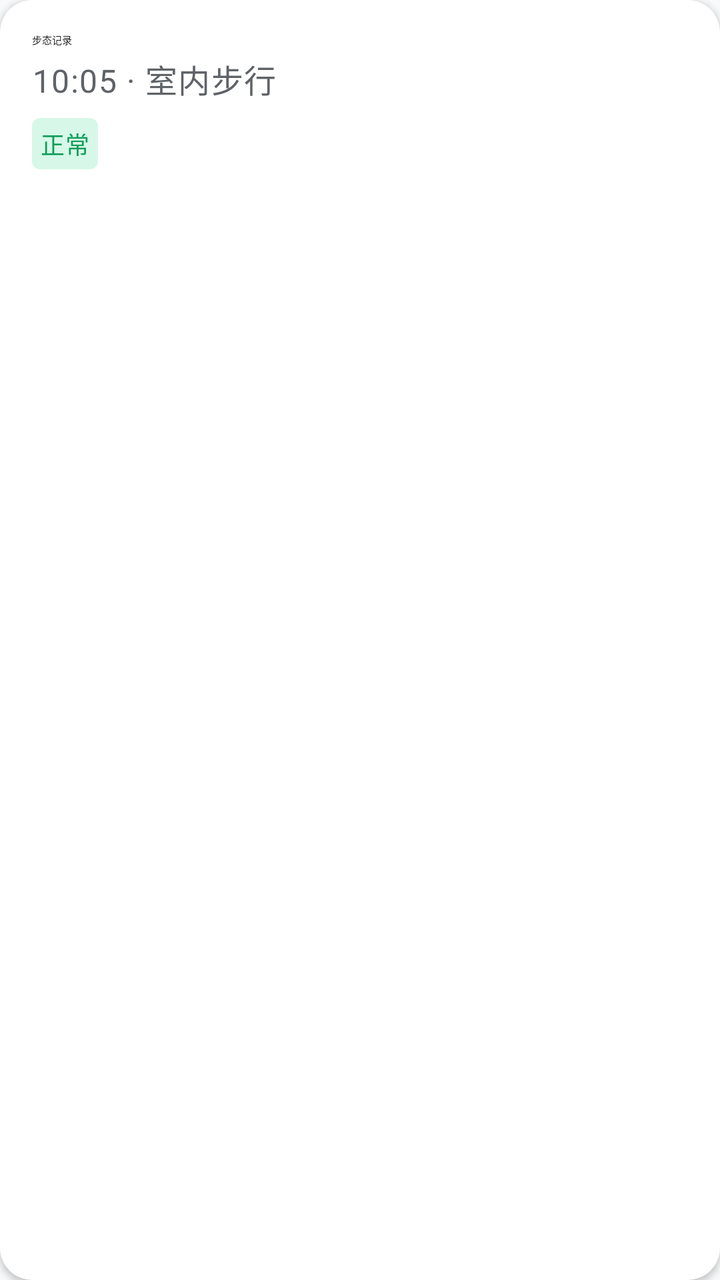
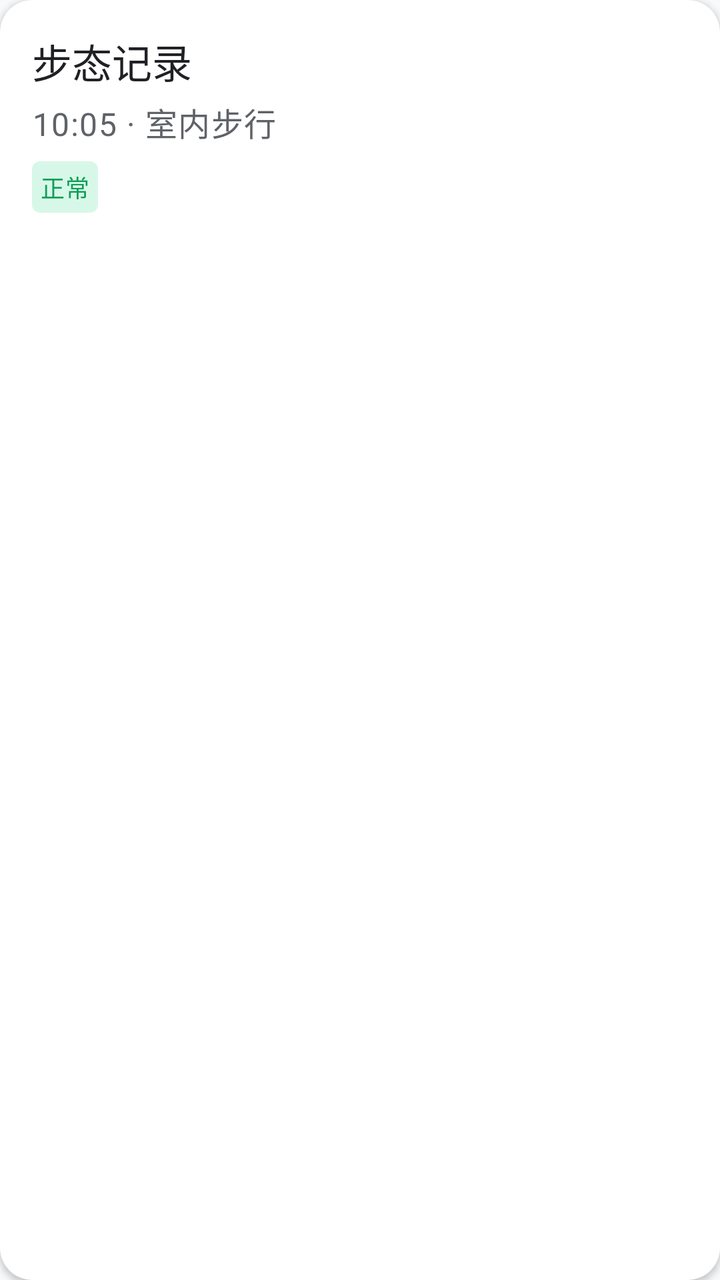

Before-and-after screenshots of an Android layout around one commit, followed by the original layout XML and the change that was made.
<!-- AndroidManifest.xml: application theme Theme.MyApplication -->
<!-- res/layout/item_gait_event.xml -->
<?xml version="1.0" encoding="utf-8"?>
<com.google.android.material.card.MaterialCardView xmlns:android="http://schemas.android.com/apk/res/android"
    xmlns:app="http://schemas.android.com/apk/res-auto"
    android:layout_width="match_parent"
    android:layout_height="wrap_content"
    android:layout_marginBottom="12dp"
    app:cardCornerRadius="16dp"
    app:cardElevation="2dp">

    <LinearLayout
        android:layout_width="match_parent"
        android:layout_height="wrap_content"
        android:orientation="vertical"
        android:padding="16dp">

        <TextView
            android:id="@+id/tv_event_title"
            android:layout_width="wrap_content"
            android:layout_height="wrap_content"
            android:text="步态记录"
            android:textAppearance="@style/TextAppearance.MyApplication.Headline4"
            android:textColor="@color/colorTextPrimary" />

        <TextView
            android:id="@+id/tv_event_subtitle"
            android:layout_width="wrap_content"
            android:layout_height="wrap_content"
            android:layout_marginTop="4dp"
            android:text="10:05 · 室内步行"
            android:textAppearance="@style/TextAppearance.MyApplication.Body1"
            android:textColor="@color/colorTextSecondary" />

        <TextView
            android:id="@+id/tv_event_status"
            android:layout_width="wrap_content"
            android:layout_height="wrap_content"
            android:layout_marginTop="8dp"
            android:background="@drawable/bg_status_normal"
            android:padding="4dp"
            android:text="正常"
            android:textAppearance="@style/TextAppearance.MyApplication.Caption"
            android:textColor="@color/colorSuccess" />
    </LinearLayout>
</com.google.android.material.card.MaterialCardView>
<!-- resources referenced by this layout -->
<resources>
  <color name="colorSuccess">#0F9D58</color>
  <color name="colorTextPrimary">#202124</color>
  <color name="colorTextSecondary">#5F6368</color>
  <!-- drawable bg_status_normal (drawable) -->
  <?xml version="1.0" encoding="utf-8"?>
  <shape xmlns:android="http://schemas.android.com/apk/res/android"
      android:shape="rectangle">
      <corners android:radius="4dp" />
      <solid android:color="@color/colorSuccessLight" />
  </shape>
  <style name="TextAppearance.MyApplication.Body1" parent="TextAppearance.MaterialComponents.Body1">
          
          <item name="android:textSize">16sp</item>
          <item name="android:textColor">@color/colorTextPrimary</item>
      </style>
  <style name="TextAppearance.MyApplication.Caption" parent="TextAppearance.MaterialComponents.Caption">
          
          <item name="android:textSize">12sp</item>
          <item name="android:textColor">@color/colorTextTertiary</item>
      </style>
  <color name="colorSuccessLight">#D7F8E8</color>
  <color name="colorTextTertiary">#9AA0A6</color>
  <color name="colorPrimary">#1A73E8</color>
  <color name="colorPrimaryDark">#0D47A1</color>
  <color name="colorWhite">#FFFFFF</color>
  <color name="colorAccent">#00BFA5</color>
  <color name="colorAccentLight">#5DF2D6</color>
  <color name="colorBlack">#000000</color>
  <color name="colorBackground">#F8F9FA</color>
  <style name="Widget.MyApplication.Button" parent="Widget.MaterialComponents.Button">
          <item name="android:textColor">@color/colorWhite</item>
          <item name="android:textSize">16sp</item>
          <item name="android:letterSpacing">0</item>
          <item name="android:textAllCaps">false</item>
          <item name="android:paddingStart">24dp</item>
          <item name="android:paddingEnd">24dp</item>
          <item name="android:paddingTop">12dp</item>
          <item name="android:paddingBottom">12dp</item>
          <item name="cornerRadius">8dp</item>
          <item name="elevation">2dp</item>
      </style>
  <style name="Widget.MyApplication.TextInputLayout" parent="Widget.MaterialComponents.TextInputLayout.OutlinedBox">
          <item name="boxStrokeColor">@color/colorPrimary</item>
          <item name="hintTextColor">@color/colorPrimary</item>
          <item name="boxCornerRadiusBottomEnd">8dp</item>
          <item name="boxCornerRadiusBottomStart">8dp</item>
          <item name="boxCornerRadiusTopEnd">8dp</item>
          <item name="boxCornerRadiusTopStart">8dp</item>
          <item name="errorTextColor">@color/colorError</item>
      </style>
  <style name="Widget.MyApplication.CardView" parent="Widget.MaterialComponents.CardView">
          <item name="cardBackgroundColor">@color/colorCardBackground</item>
          <item name="cardCornerRadius">12dp</item>
          <item name="cardElevation">4dp</item>
          <item name="contentPadding">16dp</item>
          <item name="android:layout_margin">8dp</item>
      </style>
  <style name="Widget.MyApplication.BottomNavigationView" parent="Widget.MaterialComponents.BottomNavigationView">
          <item name="itemIconTint">@color/bottom_nav_item_color</item>
          <item name="itemTextColor">@color/bottom_nav_item_color</item>
          <item name="itemRippleColor">@color/colorPrimaryLight</item>
          <item name="elevation">8dp</item>
          <item name="labelVisibilityMode">labeled</item>
      </style>
  <color name="colorError">#DB4437</color>
  <color name="colorCardBackground">#FFFFFF</color>
  <color name="colorPrimaryLight">#64B5F6</color>
  <!-- unchanged entries left out for length: 1 -->
</resources>

<!-- the commit's change to res/layout/item_gait_event.xml (unified diff, before → after) -->
@@ -18,7 +18,7 @@
             android:layout_width="wrap_content"
             android:layout_height="wrap_content"
             android:text="步态记录"
-            android:textAppearance="@style/TextAppearance.MyApplication.Headline4"
+            android:textAppearance="@style/TextAppearance.MyApplication.Headline3"
             android:textColor="@color/colorTextPrimary" />
 
         <TextView
<!-- resource entries referenced after the edit -->
@@ -19,6 +19,11 @@
           
           <item name="android:textSize">12sp</item>
           <item name="android:textColor">@color/colorTextTertiary</item>
+      </style>
+  <style name="TextAppearance.MyApplication.Headline3" parent="TextAppearance.MaterialComponents.Headline3">
+          
+          <item name="android:textSize">20sp</item>
+          <item name="android:textColor">@color/colorTextPrimary</item>
       </style>
   <color name="colorSuccessLight">#D7F8E8</color>
   <color name="colorTextTertiary">#9AA0A6</color>
